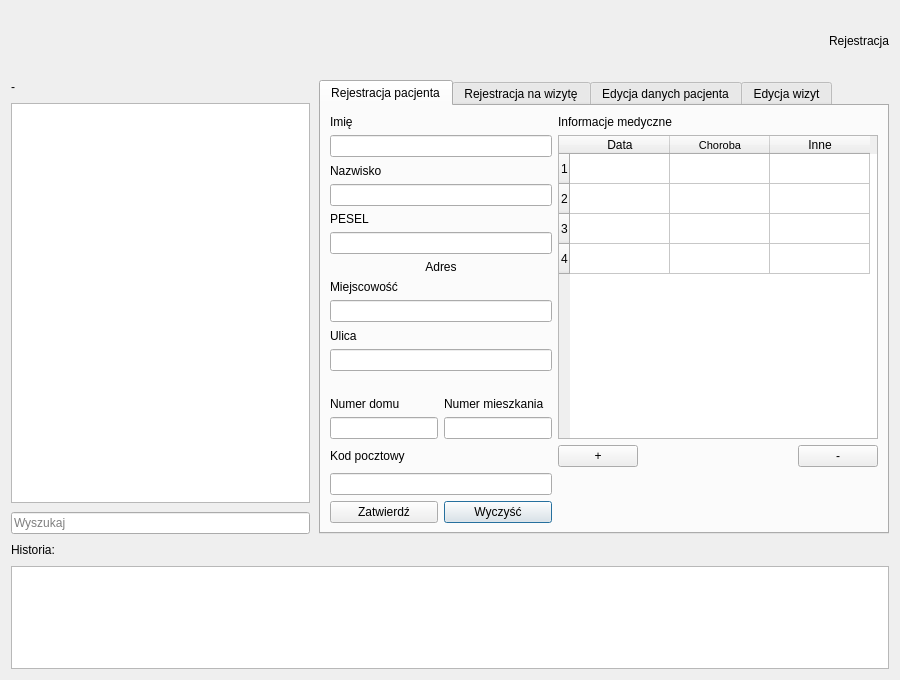
First picture: the form in app/UI/PatientRegistrationWindow/PatientRegistrationWindow.ui, repository xcodeassociated/DataBaseProject, before the edit.
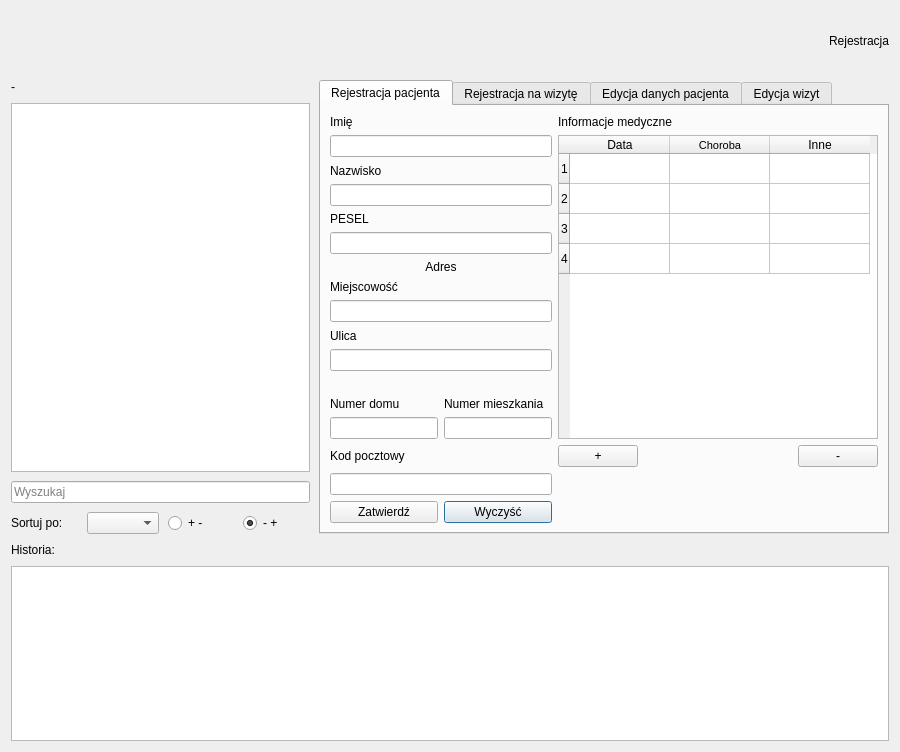
Second picture: the form after the edit. Icons and pictures are not drawn.

```diff
--- a/app/UI/PatientRegistrationWindow/PatientRegistrationWindow.ui
+++ b/app/UI/PatientRegistrationWindow/PatientRegistrationWindow.ui
@@ -7,7 +7,7 @@
     <x>0</x>
     <y>0</y>
     <width>900</width>
-    <height>680</height>
+    <height>752</height>
    </rect>
   </property>
   <property name="maximumSize">
@@ -114,6 +114,40 @@
        </property>
       </widget>
      </item>
+     <item row="3" column="0">
+      <layout class="QGridLayout" name="gridLayout_9">
+       <item row="1" column="4">
+        <widget class="QRadioButton" name="ASC">
+         <property name="text">
+          <string>- +</string>
+         </property>
+         <property name="checked">
+          <bool>true</bool>
+         </property>
+        </widget>
+       </item>
+       <item row="1" column="1">
+        <widget class="QLabel" name="label_27">
+         <property name="text">
+          <string>Sortuj po:</string>
+         </property>
+        </widget>
+       </item>
+       <item row="1" column="2">
+        <widget class="QComboBox" name="sortByCombo"/>
+       </item>
+       <item row="1" column="3">
+        <widget class="QRadioButton" name="DESC">
+         <property name="text">
+          <string>+ -</string>
+         </property>
+         <property name="checked">
+          <bool>false</bool>
+         </property>
+        </widget>
+       </item>
+      </layout>
+     </item>
     </layout>
    </item>
    <item row="1" column="1">
```
Left out of the diff: 4 changed lines with no effect on the pictures.
